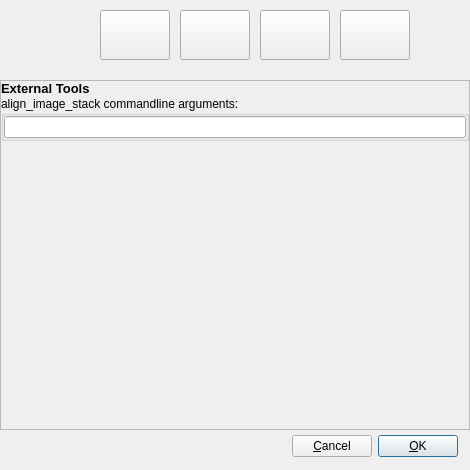
This is forms/PreferencesDialog.ui in LuminanceHDR/LuminanceHDR as Qt 5 draws it before an edit. The edited form follows.
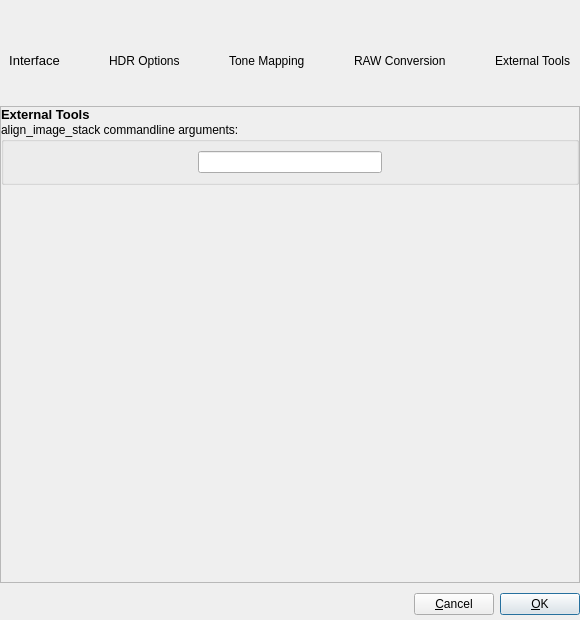
This is the edited form. The open tabs and pages were chosen to show the change. Icons and pictures are not drawn.

Commit message: Preferences Dialog inprovements (new icon, light gray header background)

The edit to the form file:
```diff
--- a/forms/PreferencesDialog.ui
+++ b/forms/PreferencesDialog.ui
@@ -6,8 +6,8 @@
    <rect>
     <x>0</x>
     <y>0</y>
-    <width>470</width>
-    <height>470</height>
+    <width>580</width>
+    <height>620</height>
    </rect>
   </property>
   <property name="sizePolicy">
@@ -18,28 +18,27 @@
   </property>
   <property name="minimumSize">
    <size>
-    <width>470</width>
-    <height>470</height>
+    <width>580</width>
+    <height>620</height>
    </size>
   </property>
   <property name="maximumSize">
    <size>
-    <width>470</width>
-    <height>470</height>
+    <width>580</width>
+    <height>620</height>
    </size>
   </property>
   <property name="windowTitle">
    <string>Preferences</string>
   </property>
+  <layout class="QGridLayout" name="gridLayout_8">
+   <property name="margin">
+    <number>0</number>
+   </property>
+   <item row="0" column="0">
+    <layout class="QVBoxLayout" name="verticalLayout_21">
+     <item>
   <widget class="QFrame" name="framePreferences">
-   <property name="geometry">
-    <rect>
-     <x>0</x>
-     <y>0</y>
-     <width>470</width>
-     <height>70</height>
-    </rect>
-   </property>
    <property name="sizePolicy">
     <sizepolicy hsizetype="Preferred" vsizetype="Fixed">
      <horstretch>0</horstretch>
@@ -49,30 +48,34 @@
    <property name="minimumSize">
     <size>
      <width>0</width>
-     <height>70</height>
+         <height>100</height>
     </size>
    </property>
    <property name="maximumSize">
     <size>
      <width>16777215</width>
-     <height>70</height>
-    </size>
-   </property>
+         <height>100</height>
+        </size>
+       </property>
+       <property name="autoFillBackground">
+        <bool>true</bool>
+       </property>
    <property name="frameShape">
     <enum>QFrame::NoFrame</enum>
    </property>
    <property name="frameShadow">
     <enum>QFrame::Sunken</enum>
    </property>
+       <layout class="QGridLayout" name="gridLayout_9">
+        <item row="0" column="0">
+         <layout class="QHBoxLayout" name="horizontalLayout_25">
+          <property name="spacing">
+           <number>0</number>
+          </property>
+          <item>
+           <layout class="QVBoxLayout" name="verticalLayout_16">
+            <item>
    <widget class="QPushButton" name="pushButtonInterface">
-    <property name="geometry">
-     <rect>
-      <x>10</x>
-      <y>10</y>
-      <width>70</width>
-      <height>50</height>
-     </rect>
-    </property>
     <property name="toolTip">
      <string>Interface</string>
     </property>
@@ -93,15 +96,37 @@
      <bool>true</bool>
     </property>
    </widget>
+            </item>
+            <item>
+             <widget class="QLabel" name="label_4">
+              <property name="text">
+               <string>&lt;!DOCTYPE HTML PUBLIC &quot;-//W3C//DTD HTML 4.0//EN&quot; &quot;http://www.w3.org/TR/REC-html40/strict.dtd&quot;&gt;
+&lt;html&gt;&lt;head&gt;&lt;meta name=&quot;qrichtext&quot; content=&quot;1&quot; /&gt;&lt;style type=&quot;text/css&quot;&gt;
+p, li { white-space: pre-wrap; }
+&lt;/style&gt;&lt;/head&gt;&lt;body style=&quot; font-family:'Sans Serif'; font-size:10pt; font-weight:400; font-style:normal;&quot;&gt;
+&lt;p align=&quot;center&quot; style=&quot; margin-top:0px; margin-bottom:0px; margin-left:0px; margin-right:0px; -qt-block-indent:0; text-indent:0px;&quot;&gt;Interface&lt;/p&gt;&lt;/body&gt;&lt;/html&gt;</string>
+              </property>
+             </widget>
+            </item>
+           </layout>
+          </item>
+          <item>
+           <spacer name="horizontalSpacer_6">
+            <property name="orientation">
+             <enum>Qt::Horizontal</enum>
+            </property>
+            <property name="sizeHint" stdset="0">
+             <size>
+              <width>40</width>
+              <height>20</height>
+             </size>
+            </property>
+           </spacer>
+          </item>
+          <item>
+           <layout class="QVBoxLayout" name="verticalLayout_17">
+            <item>
    <widget class="QPushButton" name="pushButtonHDR">
-    <property name="geometry">
-     <rect>
-      <x>100</x>
-      <y>10</y>
-      <width>70</width>
-      <height>50</height>
-     </rect>
-    </property>
     <property name="toolTip">
      <string>HDR</string>
     </property>
@@ -118,16 +143,37 @@
       <height>48</height>
      </size>
     </property>
-   </widget>
+              <property name="flat">
+               <bool>true</bool>
+              </property>
+             </widget>
+            </item>
+            <item>
+             <widget class="QLabel" name="label_5">
+              <property name="text">
+               <string>HDR Options</string>
+              </property>
+             </widget>
+            </item>
+           </layout>
+          </item>
+          <item>
+           <spacer name="horizontalSpacer_7">
+            <property name="orientation">
+             <enum>Qt::Horizontal</enum>
+            </property>
+            <property name="sizeHint" stdset="0">
+             <size>
+              <width>40</width>
+              <height>20</height>
+             </size>
+            </property>
+           </spacer>
+          </item>
+          <item>
+           <layout class="QVBoxLayout" name="verticalLayout_18">
+            <item>
    <widget class="QPushButton" name="pushButtonTM">
-    <property name="geometry">
-     <rect>
-      <x>180</x>
-      <y>10</y>
-      <width>70</width>
-      <height>50</height>
-     </rect>
-    </property>
     <property name="toolTip">
      <string>Tonemapping</string>
     </property>
@@ -144,16 +190,37 @@
       <height>48</height>
      </size>
     </property>
-   </widget>
+              <property name="flat">
+               <bool>true</bool>
+              </property>
+             </widget>
+            </item>
+            <item>
+             <widget class="QLabel" name="label_9">
+              <property name="text">
+               <string>Tone Mapping</string>
+              </property>
+             </widget>
+            </item>
+           </layout>
+          </item>
+          <item>
+           <spacer name="horizontalSpacer_9">
+            <property name="orientation">
+             <enum>Qt::Horizontal</enum>
+            </property>
+            <property name="sizeHint" stdset="0">
+             <size>
+              <width>40</width>
+              <height>20</height>
+             </size>
+            </property>
+           </spacer>
+          </item>
+          <item>
+           <layout class="QVBoxLayout" name="verticalLayout_19">
+            <item>
    <widget class="QPushButton" name="pushButtonRAW">
-    <property name="geometry">
-     <rect>
-      <x>260</x>
-      <y>10</y>
-      <width>70</width>
-      <height>50</height>
-     </rect>
-    </property>
     <property name="toolTip">
      <string>RAW Conversion</string>
     </property>
@@ -170,16 +237,37 @@
       <height>48</height>
      </size>
     </property>
-   </widget>
+              <property name="flat">
+               <bool>true</bool>
+              </property>
+             </widget>
+            </item>
+            <item>
+             <widget class="QLabel" name="label_10">
+              <property name="text">
+               <string>RAW Conversion</string>
+              </property>
+             </widget>
+            </item>
+           </layout>
+          </item>
+          <item>
+           <spacer name="horizontalSpacer_10">
+            <property name="orientation">
+             <enum>Qt::Horizontal</enum>
+            </property>
+            <property name="sizeHint" stdset="0">
+             <size>
+              <width>40</width>
+              <height>20</height>
+             </size>
+            </property>
+           </spacer>
+          </item>
+          <item>
+           <layout class="QVBoxLayout" name="verticalLayout_20">
+            <item>
    <widget class="QPushButton" name="pushButtonExtTool">
-    <property name="geometry">
-     <rect>
-      <x>340</x>
-      <y>10</y>
-      <width>70</width>
-      <height>50</height>
-     </rect>
-    </property>
     <property name="toolTip">
      <string>External Tools</string>
     </property>
@@ -196,17 +284,27 @@
       <height>48</height>
      </size>
     </property>
-   </widget>
-  </widget>
+              <property name="flat">
+               <bool>true</bool>
+              </property>
+             </widget>
+            </item>
+            <item>
+             <widget class="QLabel" name="label_11">
+              <property name="text">
+               <string>External Tools</string>
+              </property>
+             </widget>
+            </item>
+           </layout>
+          </item>
+         </layout>
+        </item>
+       </layout>
+      </widget>
+     </item>
+     <item>
   <widget class="QStackedWidget" name="stackedPagesWidget">
-   <property name="geometry">
-    <rect>
-     <x>0</x>
-     <y>80</y>
-     <width>470</width>
-     <height>350</height>
-    </rect>
-   </property>
    <property name="minimumSize">
     <size>
      <width>0</width>
@@ -2370,13 +2468,22 @@
        <property name="title">
         <string>align_image_stack commandline arguments:</string>
        </property>
-       <layout class="QVBoxLayout" name="_15">
-        <property name="spacing">
-         <number>0</number>
-        </property>
-        <property name="margin">
-         <number>0</number>
-        </property>
+           <layout class="QGridLayout" name="gridLayout_10">
+            <item row="0" column="0">
+             <layout class="QHBoxLayout" name="horizontalLayout_26">
+              <item>
+               <spacer name="horizontalSpacer_13">
+                <property name="orientation">
+                 <enum>Qt::Horizontal</enum>
+                </property>
+                <property name="sizeHint" stdset="0">
+                 <size>
+                  <width>40</width>
+                  <height>20</height>
+                 </size>
+                </property>
+               </spacer>
+              </item>
         <item>
          <widget class="QLineEdit" name="aisParamsLineEdit">
           <property name="toolTip">
@@ -2388,6 +2495,21 @@
           </property>
          </widget>
         </item>
+              <item>
+               <spacer name="horizontalSpacer_14">
+                <property name="orientation">
+                 <enum>Qt::Horizontal</enum>
+                </property>
+                <property name="sizeHint" stdset="0">
+                 <size>
+                  <width>40</width>
+                  <height>20</height>
+                 </size>
+                </property>
+               </spacer>
+              </item>
+             </layout>
+            </item>
        </layout>
       </widget>
      </item>
@@ -2407,15 +2529,8 @@
     </layout>
    </widget>
   </widget>
-  <widget class="QWidget" name="layoutWidget">
-   <property name="geometry">
-    <rect>
-     <x>-3</x>
-     <y>430</y>
-     <width>461</width>
-     <height>33</height>
-    </rect>
-   </property>
+     </item>
+     <item>
    <layout class="QHBoxLayout" name="_2">
     <property name="spacing">
      <number>6</number>
@@ -2454,7 +2569,10 @@
      </widget>
     </item>
    </layout>
-  </widget>
+     </item>
+    </layout>
+   </item>
+  </layout>
  </widget>
  <resources>
   <include location="../icons.qrc"/>
```
Left out of the diff: 18 changed lines with no effect on the pictures. Lines whose indentation alone changed are shown as unchanged. The commit also changes 3 other files.
